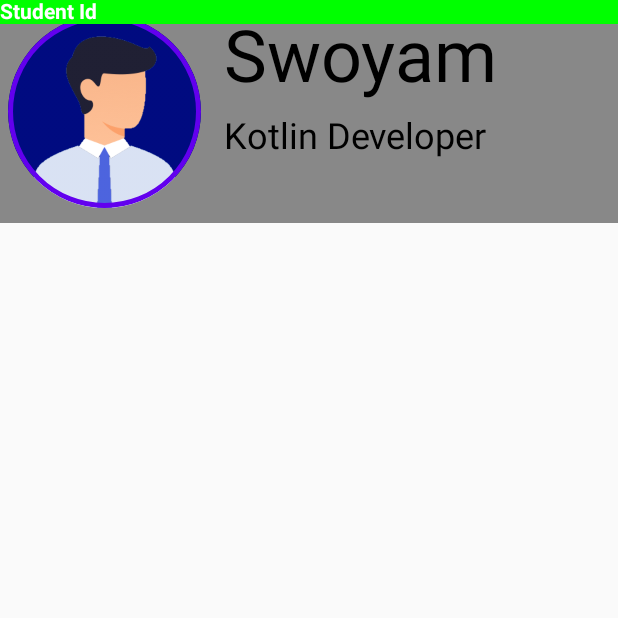
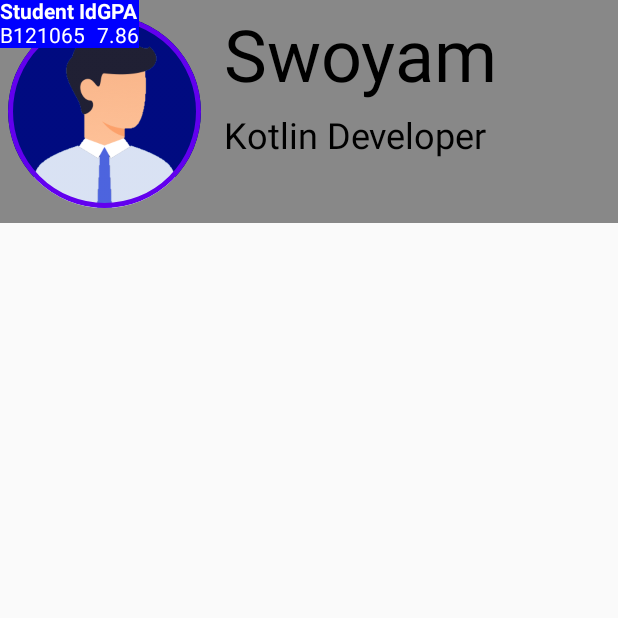
Before and after one commit to swoyam2609/Learing-Jetpack-Compose, an Android app built with Jetpack Compose: the screen it shows after launch (MainActivity), on a phone screen of 412 x 824 dp, the top half of it. Run offline under Robolectric (Android 15) with nearby library versions, the phone set to English and light mode, and no system bars.

Commit message:
some changes

```diff
--- a/app/src/main/java/com/example/myfirstcomposeapp/MainActivity.kt
+++ b/app/src/main/java/com/example/myfirstcomposeapp/MainActivity.kt
@@ -86,17 +86,31 @@ fun ProfileCard(profile: Profile) {
 fun DetailsCard(profile: Profile) {
     Row(
         modifier = Modifier
-            .background(color = Color.Green)
+            .background(color = Color.Blue)
     ) {
-        Column(modifier = Modifier.weight(1f)) {
+        Column() {
             Text(
                 text = "Student Id",
                 color = Color.White,
                 style = TextStyle(fontWeight = FontWeight.Bold),
             )
+            Text(
+                text = "B121065",
+                color = Color.White,
+                style = TextStyle(fontWeight = FontWeight.Normal),
+            )
         }
-        Column(modifier = Modifier.weight(1f)) {
-
+        Column() {
+            Text(
+                text = "GPA",
+                color = Color.White,
+                style = TextStyle(fontWeight = FontWeight.Bold)
+            )
+            Text(
+                text = "7.86",
+                color = Color.White,
+                style = TextStyle(fontWeight = FontWeight.Normal),
+            )
         }
     }
 }
```
